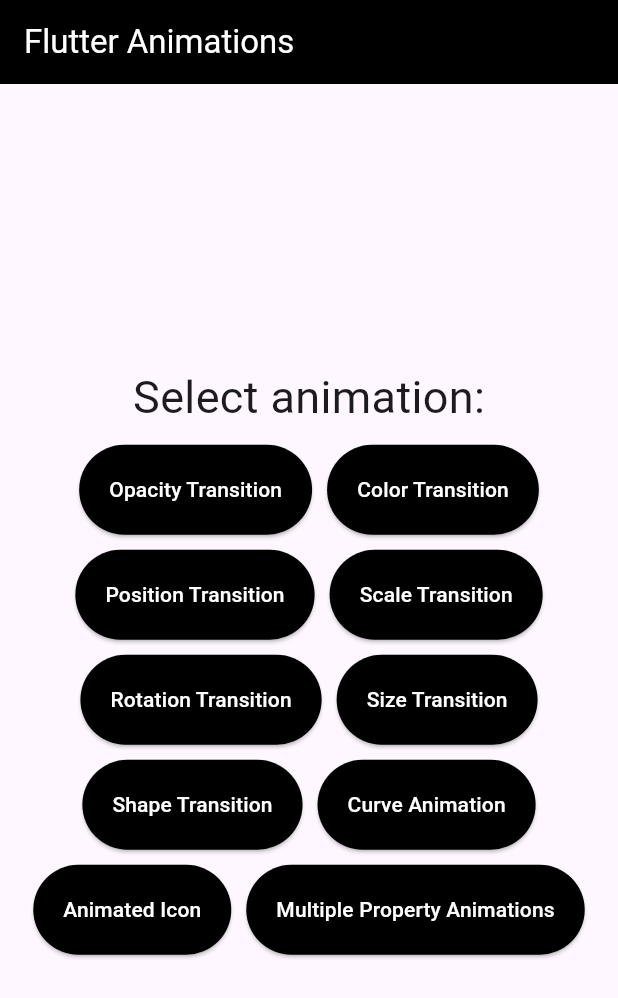
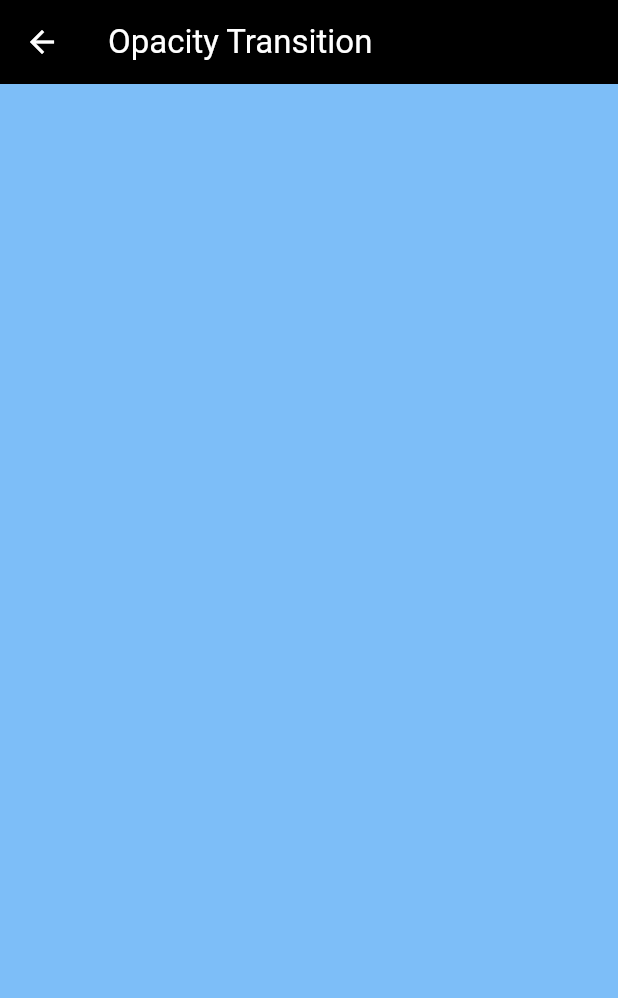
Before and after one commit to mernaislam/Flutter-Animations-pt2, a Flutter app: the screen it shows after launch, after a tap on "Opacity Transition", on a phone screen of 412 x 824 dp. Shown: the top 998 px of the screen. Run offline on Flutter 3.47's test engine with Material 3 defaults, Android fonts, the light colour scheme and no system bars.

Commit message:
feat: Add opacity transition

```diff
--- a/flutter_animations_pt2/lib/main.dart
+++ b/flutter_animations_pt2/lib/main.dart
@@ -1,5 +1,6 @@
 import 'package:flutter/material.dart';
 import 'package:flutter_animations_pt2/screens/home_screen.dart';
+import 'package:flutter_animations_pt2/screens/opacity_transition_screen.dart';
 
 void main() {
   runApp(const AnimationsApp());
@@ -15,6 +16,7 @@
       title: 'Flutter Animations',
       routes: {
         HomeScreen.id : (context) => const HomeScreen(),
+        OpacityTransitionScreen.id : (context) => const OpacityTransitionScreen(),
       },
       initialRoute: HomeScreen.id,
     );
--- a/flutter_animations_pt2/lib/screens/home_screen.dart
+++ b/flutter_animations_pt2/lib/screens/home_screen.dart
@@ -1,4 +1,5 @@
 import 'package:flutter/material.dart';
+import 'package:flutter_animations_pt2/screens/opacity_transition_screen.dart';
 
 class HomeScreen extends StatelessWidget {
   const HomeScreen({super.key});
@@ -8,7 +9,7 @@
   @override
   Widget build(BuildContext context) {
     List<String> animations = [
-      'Opacity Transition',
+      OpacityTransitionScreen.id,
       'Color Transition',
       'Position Transition',
       'Scale Transition',
--- /dev/null
+++ b/flutter_animations_pt2/lib/screens/opacity_transition_screen.dart
@@ -0,0 +1,42 @@
+import 'package:flutter/material.dart';
+
+class OpacityTransitionScreen extends StatefulWidget {
+  const OpacityTransitionScreen({super.key});
+
+  static const id = 'Opacity Transition';
+  @override
+  State<OpacityTransitionScreen> createState() =>
+      _OpacityTransitionScreenState();
+}
+
+class _OpacityTransitionScreenState extends State<OpacityTransitionScreen> {
+  @override
+  Widget build(BuildContext context) {
+    return Scaffold(
+      appBar: AppBar(
+        title: const Text(OpacityTransitionScreen.id),
+        backgroundColor: Colors.black,
+        foregroundColor: Colors.white,
+      ),
+      body: TweenAnimationBuilder(
+        tween: Tween<double>(
+          begin: 0.0,
+          end: 1.0,
+        ),
+        curve: Curves.easeInOut,
+        duration: const Duration(
+          seconds: 2,
+        ),
+        child: Container(
+          color: Colors.blue,
+        ),
+        builder: (context, value, child) {
+          return Opacity(
+            opacity: value,
+            child: child,
+          );
+        },
+      ),
+    );
+  }
+}
```
